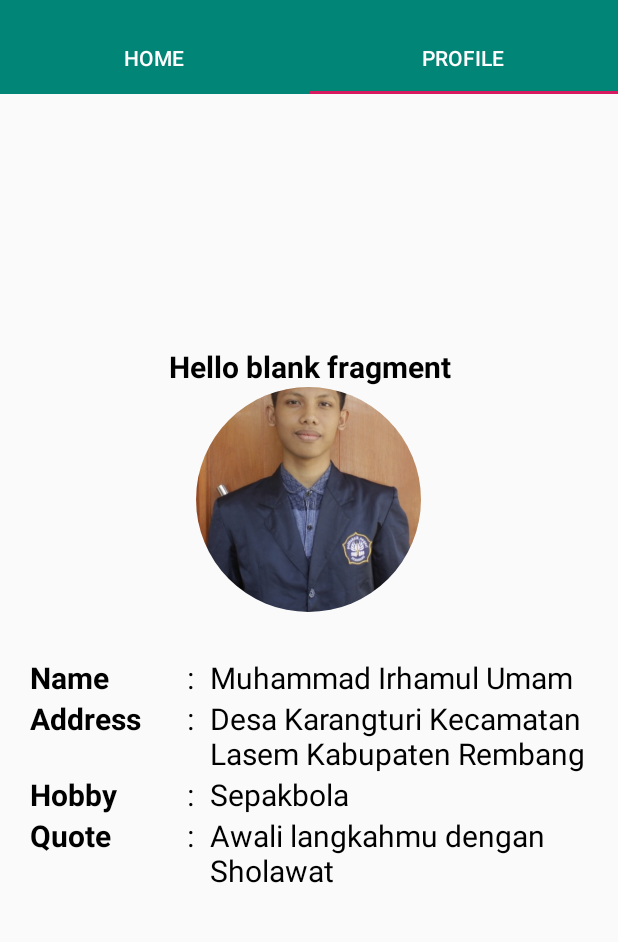
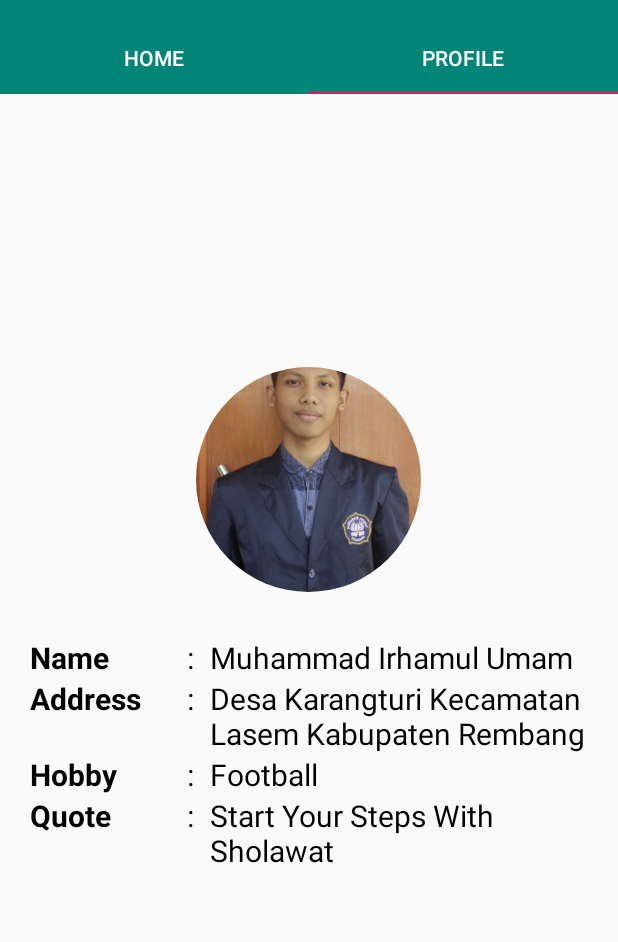
Before and after one commit to irhamumam17/miu_pemrogramanbergerak, an Android app: the screen it shows after launch (MainActivity), tab 2 chosen, on a phone screen of 412 x 824 dp, the part 62-1004 px from its top. Run offline under Robolectric (Android 15) with nearby library versions, the phone set to English and light mode, and no system bars; our stand-ins replace CircleImageView.

Commit message:
update_localization

```diff
--- a/MyLocalization/app/src/main/res/layout/fragment_profil.xml
+++ b/MyLocalization/app/src/main/res/layout/fragment_profil.xml
@@ -12,14 +12,14 @@
         android:orientation="vertical"
         android:layout_gravity="center"
         android:gravity="center">
-        <TextView
-            android:layout_width="match_parent"
-            android:layout_height="wrap_content"
-            android:textAlignment="center"
-            android:text="@string/hello_blank_fragment"
-            android:textColor="@android:color/black"
-            android:textSize="20sp"
-            android:textStyle="bold"/>
+<!--        <TextView-->
+<!--            android:layout_width="match_parent"-->
+<!--            android:layout_height="wrap_content"-->
+<!--            android:textAlignment="center"-->
+<!--            android:text="@string/hello_blank_fragment"-->
+<!--            android:textColor="@android:color/black"-->
+<!--            android:textSize="20sp"-->
+<!--            android:textStyle="bold"/>-->
         <de.hdodenhof.circleimageview.CircleImageView
             android:layout_width="150dp"
             android:layout_height="150dp"
@@ -103,7 +103,7 @@
                 <TextView
                     android:layout_width="wrap_content"
                     android:layout_height="wrap_content"
-                    android:text="Sepakbola"
+                    android:text="@string/myhobby"
                     android:textColor="@android:color/black"
                     android:textSize="20sp"/>
             </LinearLayout>
@@ -128,7 +128,7 @@
                 <TextView
                     android:layout_width="wrap_content"
                     android:layout_height="wrap_content"
-                    android:text="Awali langkahmu dengan Sholawat"
+                    android:text="@string/myquotes"
                     android:textColor="@android:color/black"
                     android:textSize="20sp"/>
             </LinearLayout>
--- a/MyLocalization/app/src/main/res/values/strings.xml
+++ b/MyLocalization/app/src/main/res/values/strings.xml
@@ -17,5 +17,7 @@
     <string name="address">Address</string>
     <string name="hobby">Hobby</string>
     <string name="quotes">Quote</string>
+    <string name="myhobby">Football</string>
+    <string name="myquotes">Start Your Steps With Sholawat</string>
 
 </resources>
--- a/MyLocalization/build.gradle
+++ b/MyLocalization/build.gradle
@@ -7,7 +7,7 @@ buildscript {
 
     }
     dependencies {
-        classpath 'com.android.tools.build:gradle:3.5.2'
+        classpath 'com.android.tools.build:gradle:3.5.3'
 
         // NOTE: Do not place your application dependencies here; they belong
         // in the individual module build.gradle files
```
Also changed, not shown: 3 other files.
